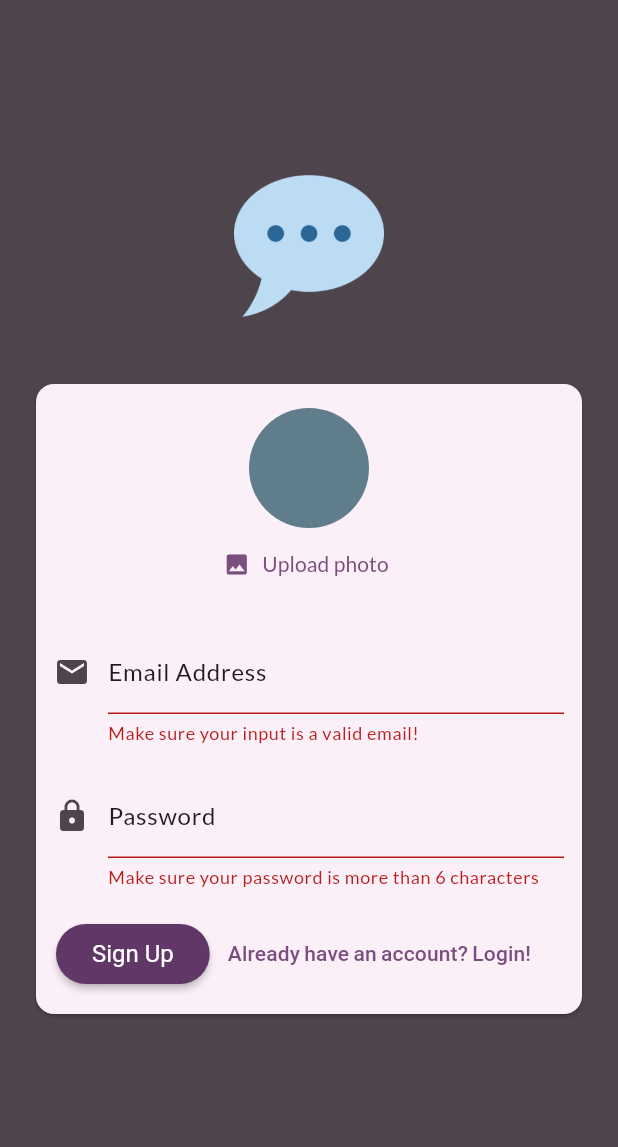
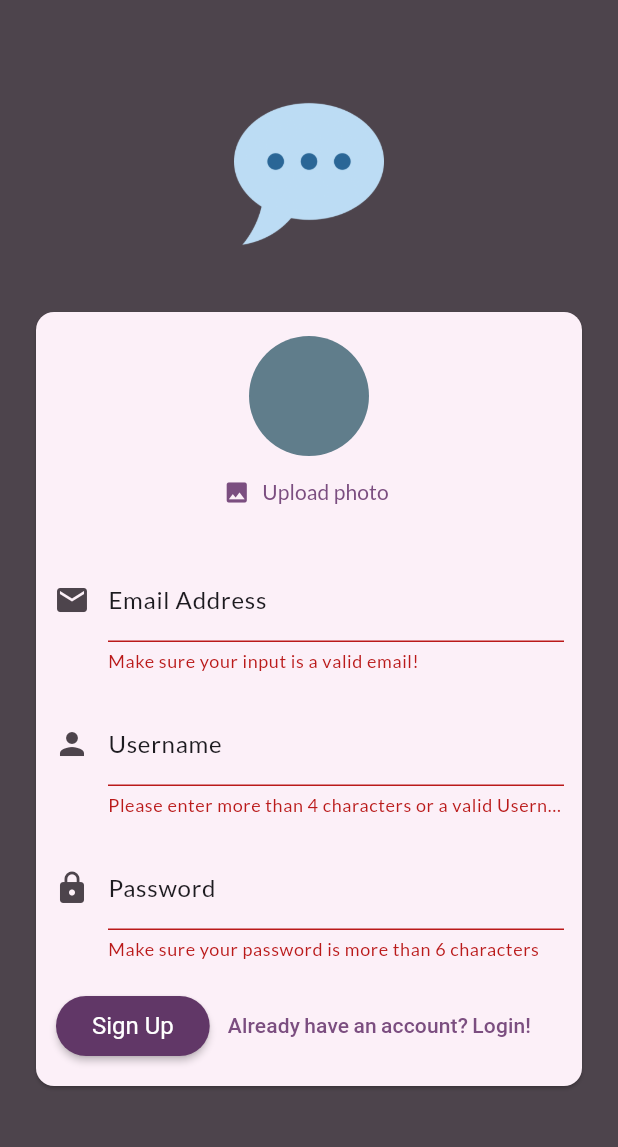
Before and after one commit to fauzanalif13/chat_app, a Flutter app: the screen it shows after launch, after a tap on "Login", after a tap on "Dont have an account? Sign Up", after a tap on "Sign Up", on a phone screen of 412 x 824 dp, the part 63-1210 px from its top. Run offline on Flutter 3.47's test engine with Material 3 defaults, Android fonts, the phone set to English and light mode, and no system bars; our stand-ins replace cloud_firestore, firebase_auth, firebase_core, firebase_storage, google_fonts, image_picker; accounts and stored records are empty.

Commit message:
v0.0.9 (firestore)
now we store data on firestore (email, username, password, image profile)

```diff
--- a/lib/screen/auth_screen.dart
+++ b/lib/screen/auth_screen.dart
@@ -2,6 +2,7 @@ import 'dart:io';
 
 import 'package:chat_app/main.dart';
 import 'package:chat_app/widget/user_image_picker.dart';
+import 'package:cloud_firestore/cloud_firestore.dart';
 import 'package:firebase_storage/firebase_storage.dart';
 import 'package:flutter/material.dart';
 
@@ -22,6 +23,7 @@ class _AuthScreenState extends State<AuthScreen> {
 
   var _isLogin = true;
   var _enteredEmail = '';
+  var _enteredUsername = '';
   var _enteredPassword = '';
   var _isAuthenticating = false;
 
@@ -63,6 +65,17 @@ class _AuthScreenState extends State<AuthScreen> {
         await storageRef.putFile(_selectedImage!);
         final imageUrl = await storageRef.getDownloadURL();
         debugPrint(imageUrl);
+
+        ///CREATE DOCUMENT NAMED USERS, AND SUB FOLDER DYNAMIC NAMED
+        await FirebaseFirestore.instance
+            .collection('users')
+            .doc(userCredential.user!.uid)
+            .set({
+          'username': _enteredUsername,
+          'email': _enteredEmail,
+          'password': _enteredPassword,
+          'image_url': imageUrl,
+        });
 
         ScaffoldMessenger.of(context).clearSnackBars();
         ScaffoldMessenger.of(context).showSnackBar(
@@ -165,6 +178,36 @@ class _AuthScreenState extends State<AuthScreen> {
                             },
                           ),
 
+                          ///USERNAME FORM
+                          if (!_isLogin)
+                            TextFormField(
+                              decoration: InputDecoration(
+                                labelStyle: Theme.of(context)
+                                    .copyWith()
+                                    .textTheme
+                                    .bodyLarge,
+                                labelText: 'Username',
+                                icon: Container(
+                                    alignment: Alignment.center,
+                                    width: 20,
+                                    child: Icon(Icons.person)),
+                              ),
+                              enableSuggestions: false,
+                              validator: (value) {
+                                if (value == null ||
+                                    value.trim().isEmpty ||
+                                    value.trim().length < 4) {
+                                  return 'Please enter more than 4 characters or a valid Username.';
+                                }
+
+                                ///USERNAME HAS VALID
+                                return null;
+                              },
+                              onSaved: (newValue) {
+                                _enteredUsername = newValue!;
+                              },
+                            ),
+
                           ///PASSWORD FORM
                           TextFormField(
                             decoration: InputDecoration(
--- a/pubspec.yaml
+++ b/pubspec.yaml
@@ -7,6 +7,7 @@ environment:
   sdk: ^3.6.0
 
 dependencies:
+  cloud_firestore: ^5.6.3
   firebase_auth: ^5.4.2
   firebase_core: ^3.11.0
   firebase_storage: ^12.4.2
```
Also changed, not shown: pubspec.lock, 2 other files.
